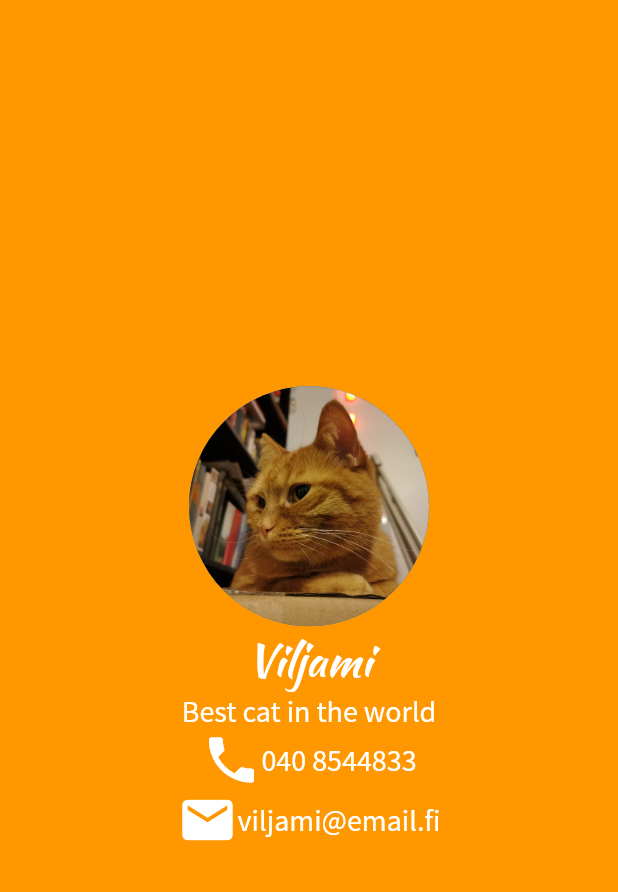
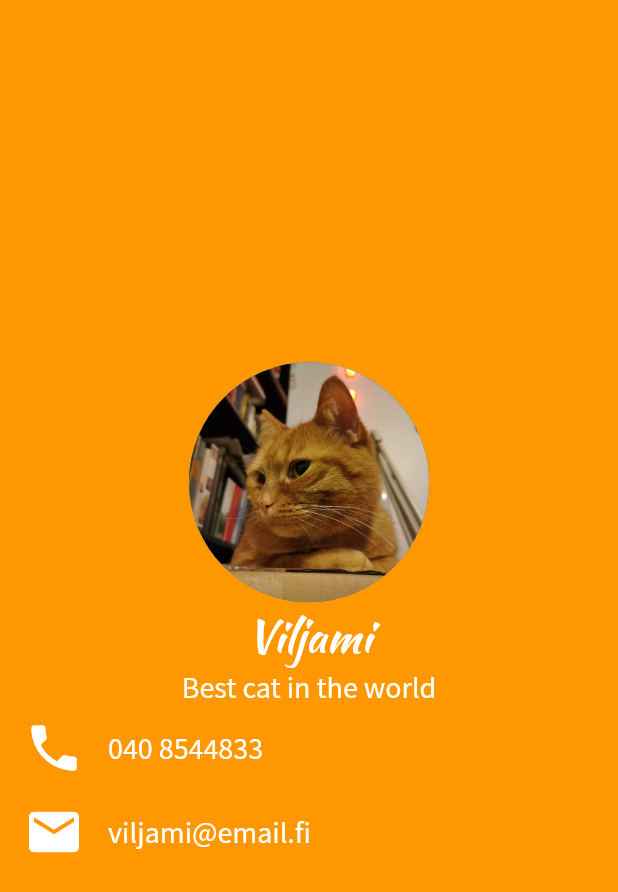
Before and after one commit to JeF0X/profiilisivu, a Flutter app: the screen it shows after launch, on a phone screen of 412 x 824 dp. Shown: the top 892 px of the screen. Run offline on Flutter 3.47's test engine with Material 2 defaults, Android fonts, the phone set to English and light mode, and no system bars.

Commit message:
Jälkeen ListTile

```diff
--- a/lib/main.dart
+++ b/lib/main.dart
@@ -33,15 +33,13 @@ class ProfilePage extends StatelessWidget {
                 fontFamily: 'Source Sans Pro',
               ),
             ),
-            Row(
-              mainAxisAlignment: MainAxisAlignment.center,
-              children: [
-                Icon(
+            ListTile(
+              leading: Icon(
                 Icons.phone,
                 color: Colors.white,
                 size: 40.0,
               ),
-                Text(
+              title: Text(
                 '040 8544833',
                 style: TextStyle(
                   color: Colors.white,
@@ -49,17 +47,14 @@ class ProfilePage extends StatelessWidget {
                   fontFamily: 'Source Sans Pro',
                 ),
               ),
-              ],
             ),
-            Row(
-              mainAxisAlignment: MainAxisAlignment.center,
-              children: [
-                Icon(
+            ListTile(
+              leading: Icon(
                 Icons.email,
                 color: Colors.white,
                 size: 40.0,
               ),
-                Text(
+              title: Text(
                 'viljami@email.fi',
                 style: TextStyle(
                   color: Colors.white,
@@ -67,7 +62,6 @@ class ProfilePage extends StatelessWidget {
                   fontFamily: 'Source Sans Pro',
                 ),
               ),
-              ],
             ),
           ],
         ),
```
Lines whose indentation alone changed are shown as unchanged.
